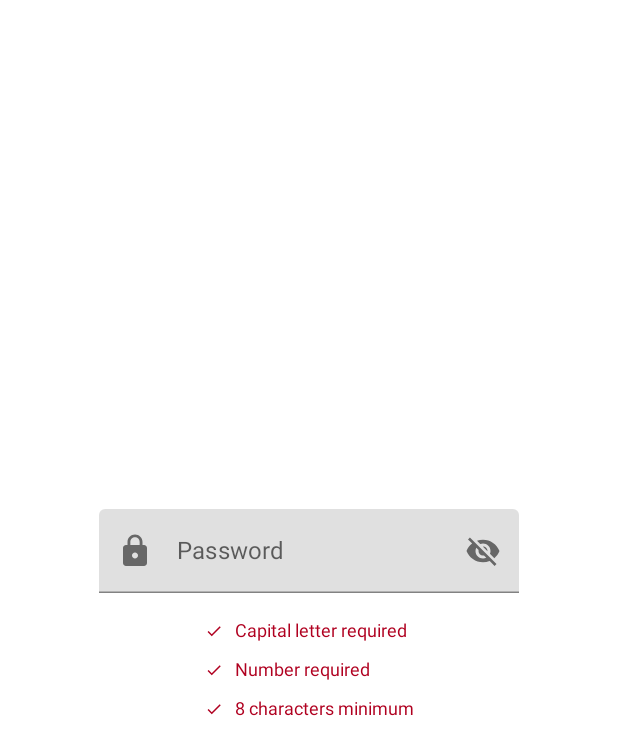
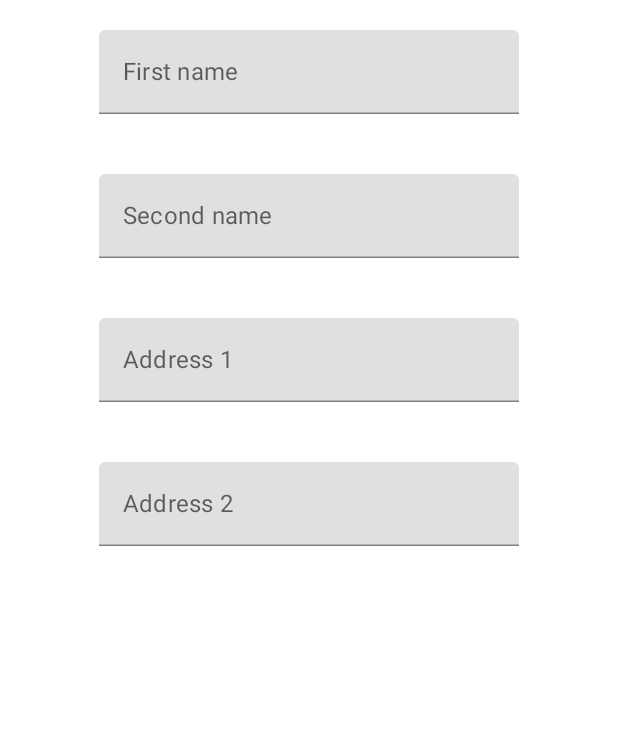
Before and after one commit to HoinzeyBear/SelfComposed, an Android app built with Jetpack Compose: the screen it shows after launch (MainActivity), on a phone screen of 412 x 824 dp. Shown: the top 755 px of the screen. Run offline under Robolectric (Android 15) with nearby library versions, the phone set to English and light mode, and no system bars.

Commit message:
Update compose version & Kotlin version. Start work on a post for focus request through a form. Green tile commit :shrug:

```diff
--- a/app/src/main/java/com/example/selfcomposed/MainActivity.kt
+++ b/app/src/main/java/com/example/selfcomposed/MainActivity.kt
@@ -11,6 +11,7 @@ import androidx.compose.runtime.Composable
 import androidx.compose.ui.Modifier
 import androidx.compose.ui.tooling.preview.Preview
 import com.example.selfcomposed.blog.AllAboutState
+import com.example.selfcomposed.blog.KeyboardInputToNextFormField
 import com.example.selfcomposed.imitations.PasswordField
 import com.example.selfcomposed.ui.theme.SelfComposedTheme
 
@@ -23,7 +24,8 @@ class MainActivity : ComponentActivity() {
                 Surface(modifier = Modifier.fillMaxSize(), color = MaterialTheme.colors.background) {
                     println("Drawing root surface")
 //                    AllAboutState()
-                    PasswordField()
+//                    PasswordField()
+                    KeyboardInputToNextFormField()
                 }
             }
         }
--- /dev/null
+++ b/app/src/main/java/com/example/selfcomposed/blog/KBInputToNextField.kt
@@ -0,0 +1,98 @@
+package com.example.selfcomposed.blog
+
+import androidx.compose.foundation.layout.Column
+import androidx.compose.foundation.layout.fillMaxSize
+import androidx.compose.foundation.layout.padding
+import androidx.compose.foundation.text.KeyboardActions
+import androidx.compose.foundation.text.KeyboardOptions
+import androidx.compose.material.MaterialTheme
+import androidx.compose.material.Surface
+import androidx.compose.material.Text
+import androidx.compose.material.TextField
+import androidx.compose.runtime.*
+import androidx.compose.ui.Alignment
+import androidx.compose.ui.Modifier
+import androidx.compose.ui.focus.FocusRequester
+import androidx.compose.ui.focus.focusRequester
+import androidx.compose.ui.platform.LocalFocusManager
+import androidx.compose.ui.text.input.ImeAction
+import androidx.compose.ui.tooling.preview.Preview
+import androidx.compose.ui.unit.dp
+
+//First name Second Name Address 1 Address 2
+@Composable
+fun KeyboardInputToNextFormField() {
+    MaterialTheme {
+        FormContent(modifier = Modifier.fillMaxSize())
+    }
+}
+
+@Composable
+fun FormContent(modifier: Modifier) {
+    Column(modifier = modifier,
+    horizontalAlignment = Alignment.CenterHorizontally) {
+
+        val firstNameFocusRequester = remember { FocusRequester() }
+        val secondNameFocusRequester = remember { FocusRequester() }
+        val address1FocusRequester = remember { FocusRequester() }
+        val address2FocusRequester = remember { FocusRequester() }
+
+        val focusManager = LocalFocusManager.current
+
+        FormTextField(
+            modifier = Modifier.focusRequester(firstNameFocusRequester),
+            value = "",
+            label = "First name",
+            onNextClicked = {secondNameFocusRequester.requestFocus()})
+
+        FormTextField(
+            modifier = Modifier.focusRequester(secondNameFocusRequester),
+            value = "",
+            label = "Second name",
+            onNextClicked = {address1FocusRequester.requestFocus()})
+
+        FormTextField(
+            modifier = Modifier.focusRequester(address1FocusRequester),
+            value = "",
+            label = "Address 1",
+            onNextClicked = {address2FocusRequester.requestFocus()})
+
+        FormTextField(
+            modifier = Modifier.focusRequester(address2FocusRequester),
+            value = "",
+            label = "Address 2",
+            onNextClicked = {focusManager.clearFocus()})
+
+        LaunchedEffect(Unit) {
+            firstNameFocusRequester.requestFocus()
+        }
+    }
+}
+
+@Composable
+fun FormTextField(
+    modifier: Modifier,
+    value: String,
+    label: String,
+    onNextClicked: () -> Unit) {
+
+    var input by remember { mutableStateOf(value) }
+    TextField(
+       modifier = modifier.padding(20.dp) ,
+        value = input,
+        onValueChange = {input = it},
+        label = {
+            Text(text = label)
+        },
+        keyboardOptions = KeyboardOptions(imeAction = ImeAction.Next),
+        keyboardActions = KeyboardActions(onNext = {onNextClicked()})
+    )
+}
+
+@Preview(name = "Form preview")
+@Composable
+fun FormPreview() {
+    Surface(modifier = Modifier.fillMaxSize(), color = MaterialTheme.colors.background) {
+        KeyboardInputToNextFormField()
+    }
+}
--- a/app/src/main/java/com/example/selfcomposed/imitations/PasswordField.kt
+++ b/app/src/main/java/com/example/selfcomposed/imitations/PasswordField.kt
@@ -129,7 +129,6 @@ fun RequirementEntry(
         BrightGreen
     } else
         MaterialTheme.colors.error
-//        MaterialTheme.colors.onSurface.copy(alpha = 0.4f)
 
     Row(
         modifier = modifier.padding(6.dp)
--- a/build.gradle
+++ b/build.gradle
@@ -1,12 +1,12 @@
 buildscript {
     ext {
-        compose_version = '1.0.1'
+        compose_version = '1.1.1'
     }
 }// Top-level build file where you can add configuration options common to all sub-projects/modules.
 plugins {
     id 'com.android.application' version '7.1.2' apply false
     id 'com.android.library' version '7.1.2' apply false
-    id 'org.jetbrains.kotlin.android' version '1.5.21' apply false
+    id 'org.jetbrains.kotlin.android' version '1.6.10' apply false
 }
 
 task clean(type: Delete) {
```
